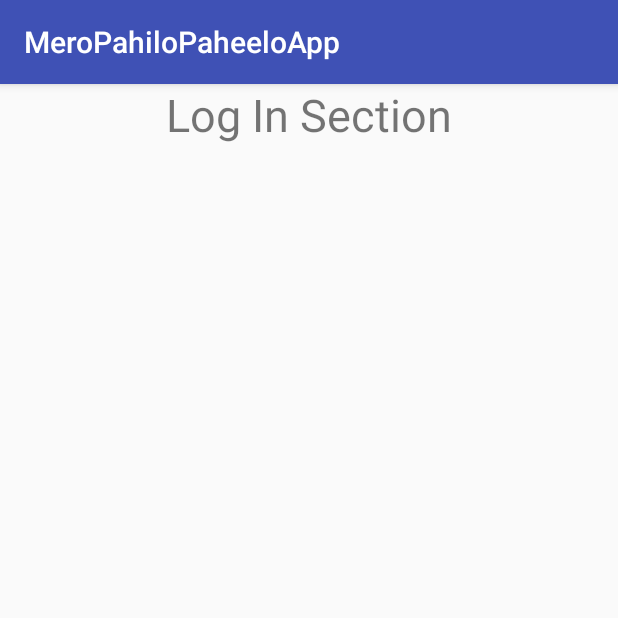
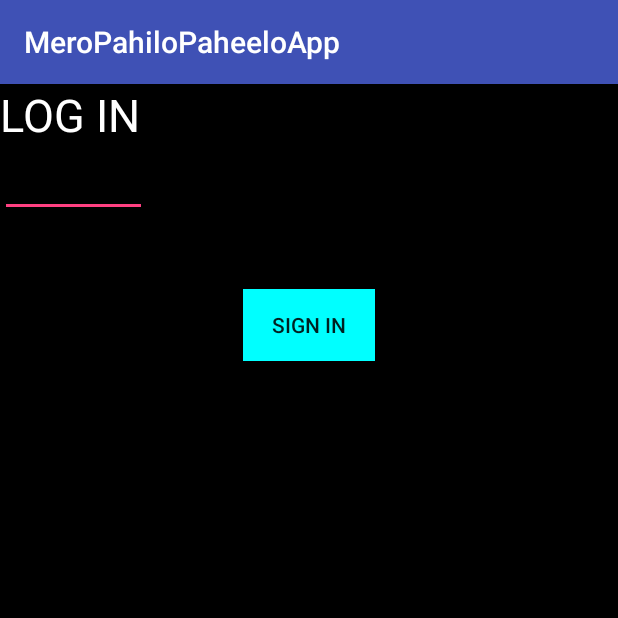
Before and after one commit to shr34sachin/DeptTraining_Sept12, an Android app: the screen it shows after launch (MainActivity), on a phone screen of 412 x 824 dp, the top half of it. Run offline under Robolectric (Android 15) with nearby library versions, the phone set to English and light mode, and no system bars.

Commit message:
1st commit2nd Commit-UI Design

```diff
--- a/app/src/main/res/layout/activity_main.xml
+++ b/app/src/main/res/layout/activity_main.xml
@@ -4,13 +4,36 @@
     android:layout_width="match_parent"
     android:layout_height="match_parent"
     android:orientation="vertical"
+    android:background="@color/myBackgroundColor"
     tools:context=".MainActivity">
 
     <TextView
         android:layout_width="match_parent"
         android:layout_height="wrap_content"
-        android:text="Log In Section"
-        android:gravity="center_horizontal"
+        android:text="@string/log_in"
+        android:textColor="@color/myFontColor"
+        android:layout_gravity="center_horizontal"
         android:textSize="30sp"/>
 
+    <EditText
+        android:layout_width="wrap_content"
+        android:layout_height="wrap_content"
+        android:hint="@string/username"
+        android:textColor="@color/myFontColor"
+        android:textSize="20sp"/>
+
+    <EditText
+        android:layout_width="wrap_content"
+        android:layout_height="wrap_content"
+        android:hint="@string/password"
+        android:textColor="@color/myFontColor"
+        android:textSize="20sp"/>
+
+    <Button
+        android:layout_width="wrap_content"
+        android:layout_height="wrap_content"
+        android:layout_gravity="center_horizontal"
+        android:background="@color/myBtnColor"
+        android:text="@string/sign_in"/>
+
 </LinearLayout>
--- /dev/null
+++ b/app/src/main/res/layout/activity_mero_naya.xml
@@ -0,0 +1,9 @@
+<?xml version="1.0" encoding="utf-8"?>
+<android.support.constraint.ConstraintLayout xmlns:android="http://schemas.android.com/apk/res/android"
+    xmlns:app="http://schemas.android.com/apk/res-auto"
+    xmlns:tools="http://schemas.android.com/tools"
+    android:layout_width="match_parent"
+    android:layout_height="match_parent"
+    tools:context=".MeroNayaActivity">
+
+</android.support.constraint.ConstraintLayout>
--- a/app/src/main/res/values/colors.xml
+++ b/app/src/main/res/values/colors.xml
@@ -3,4 +3,8 @@
     <color name="colorPrimary">#3F51B5</color>
     <color name="colorPrimaryDark">#303F9F</color>
     <color name="colorAccent">#FF4081</color>
+    <color name="myBackgroundColor">#000000</color>
+    <color name="myFontColor">#FFFFFF</color>
+    <color name="myBtnColor">#00FFFF</color>
+
 </resources>
--- a/app/src/main/res/values/strings.xml
+++ b/app/src/main/res/values/strings.xml
@@ -1,3 +1,7 @@
 <resources>
-    <string name="app_name">DeptTraining_Sept12</string>
+    <string name="app_name">MeroApp</string>
+    <string name="log_in">LOG IN</string>
+    <string name="username">Username</string>
+    <string name="password">Password</string>
+    <string name="sign_in">SIGN IN</string>
 </resources>
```
Also changed, not shown: 1 other file.
